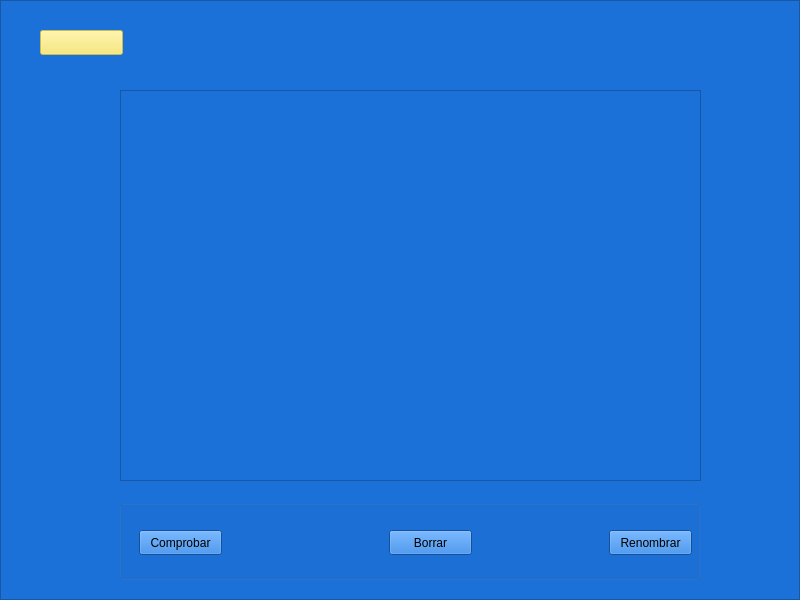
First picture: the form in LatencyTester/startscreen.ui, repository guille31794/latency_tester, before the edit.
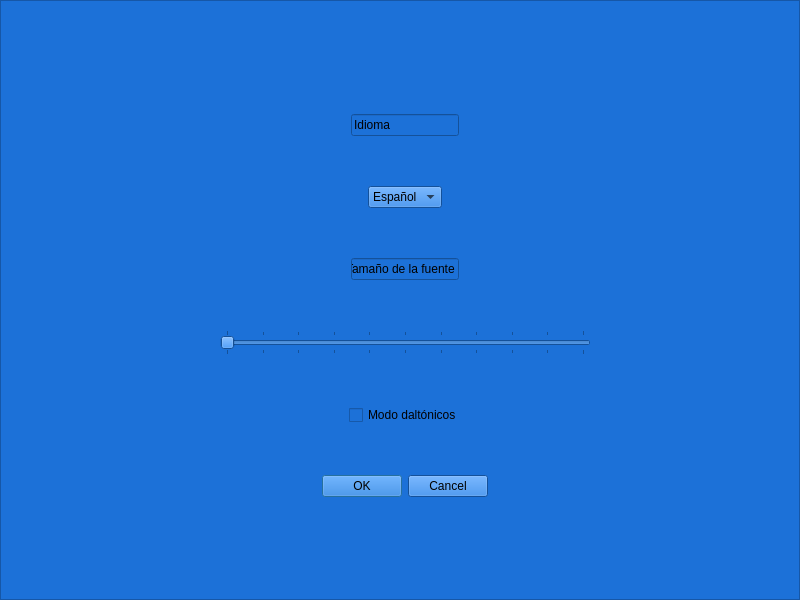
Second picture: the form after the edit.

Commit message: Comenzado modo daltonicos y ventan de renombrado de registros

What changed in the file:
```diff
--- a/LatencyTester/startscreen.ui
+++ b/LatencyTester/startscreen.ui
@@ -243,7 +243,7 @@
      <property name="geometry">
       <rect>
        <x>220</x>
-       <y>60</y>
+       <y>70</y>
        <width>371</width>
        <height>475</height>
       </rect>
@@ -310,6 +310,13 @@
         </property>
        </widget>
       </item>
+      <item alignment="Qt::AlignHCenter">
+       <widget class="QCheckBox" name="datonicCheckBox">
+        <property name="text">
+         <string>Modo daltónicos</string>
+        </property>
+       </widget>
+      </item>
       <item alignment="Qt::AlignHCenter">
        <widget class="QDialogButtonBox" name="settingsButtonBox">
         <property name="standardButtons">
@@ -413,9 +420,9 @@
    <zorder>verticalLayoutWidget</zorder>
    <zorder>helpFrame</zorder>
    <zorder>generalInfoFrame</zorder>
-   <zorder>settingsFrame</zorder>
    <zorder>registryFrame</zorder>
    <zorder>backButton</zorder>
+   <zorder>settingsFrame</zorder>
   </widget>
  </widget>
  <resources/>
```
The commit also changes 7 other files.
